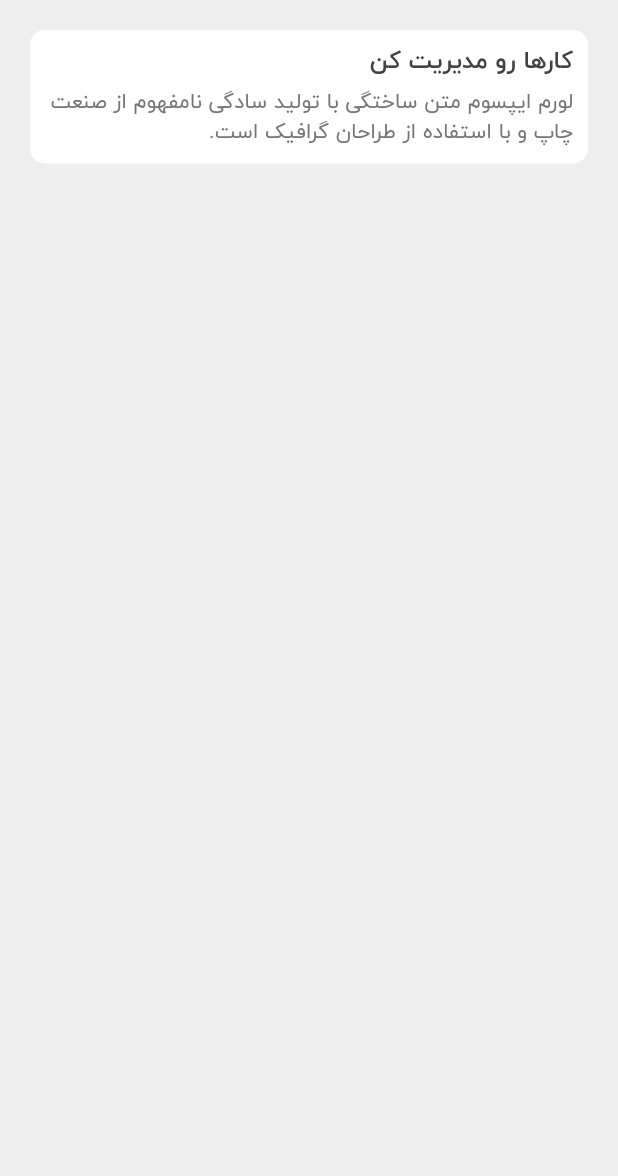
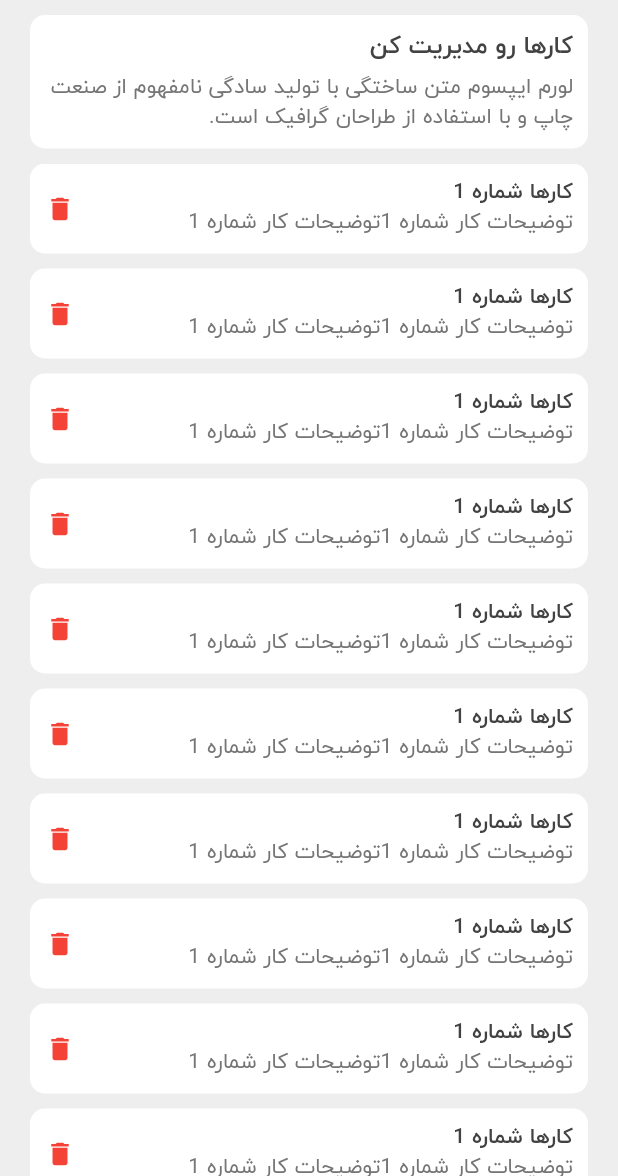
Before and after one commit to mehrdad03/todoapp, a Flutter app: the screen it shows after launch, on a phone screen of 412 x 824 dp, the part 60-1236 px from its top. Run offline on Flutter 3.47's test engine with Material 2 defaults, Android fonts, the phone set to English and light mode, and no system bars.

Commit message:
add tasks box into homeScreen.dart

```diff
--- a/lib/screens/homeScreen.dart
+++ b/lib/screens/homeScreen.dart
@@ -33,10 +33,10 @@ class HomeScreenState extends State<HomeScreen> {
                       ),
                       Icon(Icons.menu),
                     ],
-                  ),
+                  ), //appBar
                   Container(
                     padding: const EdgeInsets.all(10),
-                    margin: const EdgeInsets.only(top: 20),
+                    margin: const EdgeInsets.symmetric(vertical: 10),
                     decoration: BoxDecoration(
                         color: Colors.white,
                         borderRadius: BorderRadius.circular(10)),
@@ -59,7 +59,48 @@ class HomeScreenState extends State<HomeScreen> {
                         )
                       ],
                     ),
-                  )
+                  ),
+                  Expanded(
+                      child: ListView.builder(
+                          itemCount: 10,
+                          itemBuilder: (BuildContext context, int index) {
+                            return Container(
+                              margin: const EdgeInsets.only(bottom: 10),
+                              padding: EdgeInsets.all(10),
+                              decoration: BoxDecoration(
+                                  color: Colors.white,
+                                  borderRadius: BorderRadius.circular(10)),
+                              child: Row(
+                                children: [
+                                  Expanded(
+                                      child: Column(
+                                    crossAxisAlignment:
+                                        CrossAxisAlignment.start,
+                                    children: [
+                                      Text(
+                                        'کارها شماره 1',
+                                        style: TextStyle(
+                                          fontWeight: FontWeight.bold,
+                                          color: Colors.grey[800],
+                                        ),
+                                      ),
+                                      Text(
+                                        'توضیحات کار شماره 1توضیحات کار شماره 1',
+                                        style: TextStyle(
+                                          color: Colors.grey[600],
+                                        ),
+                                      )
+                                    ],
+                                  )),
+                                  const Icon(
+                                    Icons.delete,
+                                    color: Colors.red,
+                                    size: 20,
+                                  )
+                                ],
+                              ),
+                            );
+                          }))
                 ],
               ),
             ),
```
